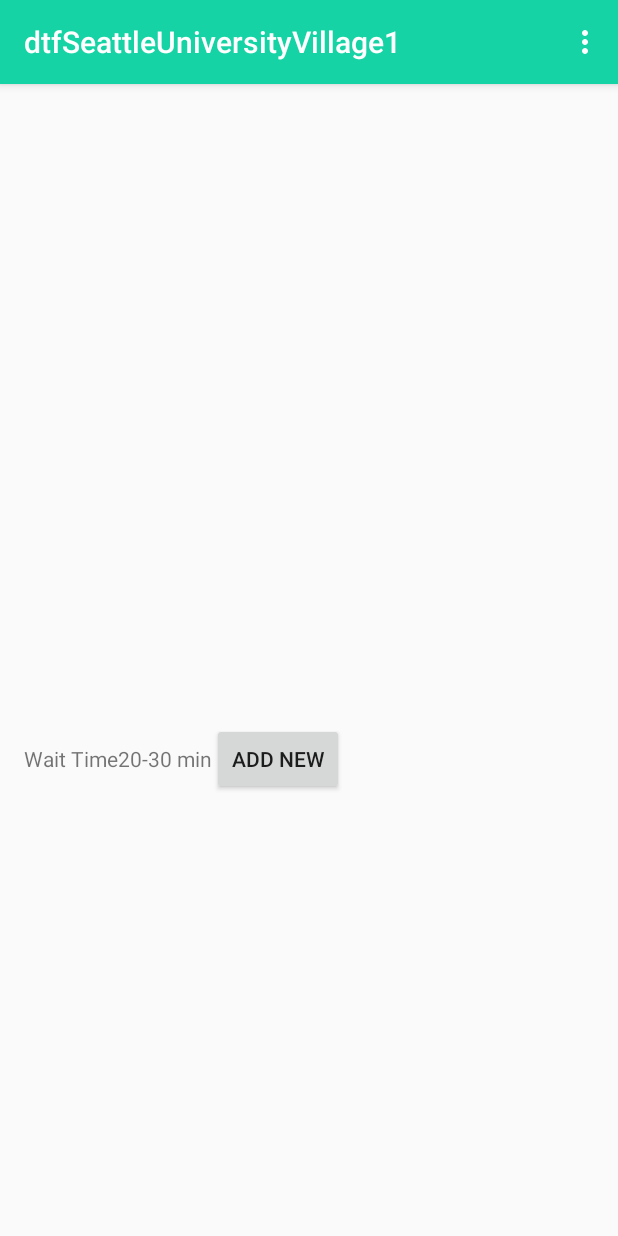
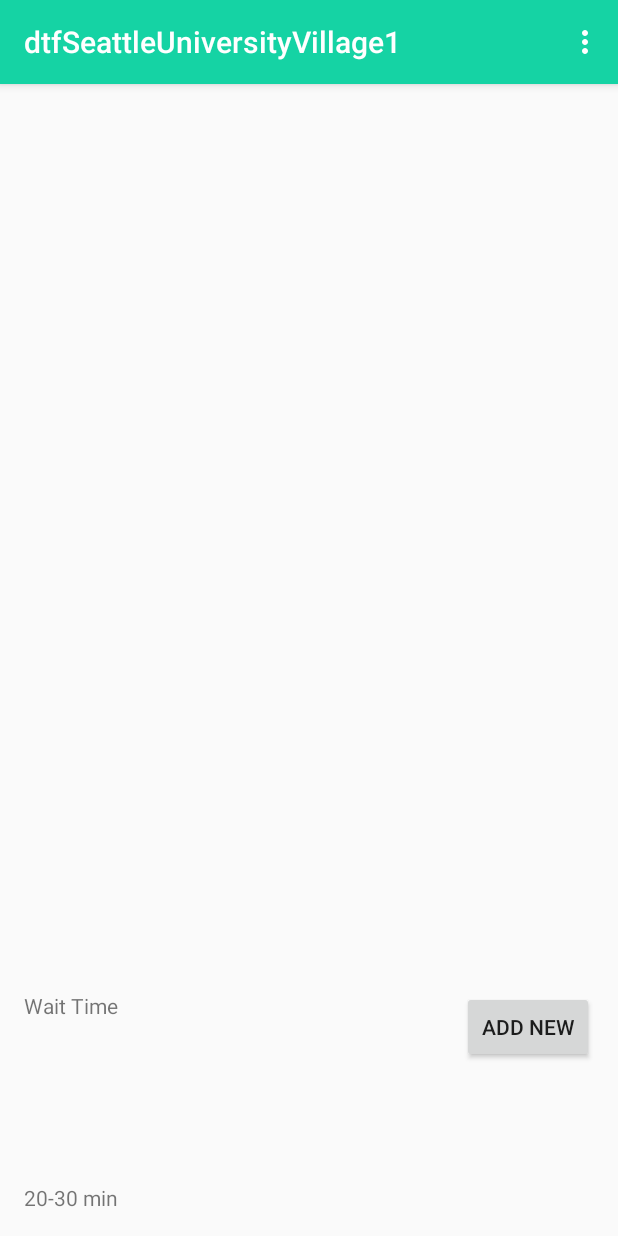
Before and after one commit to omusico/capstone_tap_it, an Android app: the screen it shows after launch (CustomerListActivity), on a phone screen of 412 x 824 dp. Run offline under Robolectric (Android 15) with nearby library versions, the phone set to English and light mode, and no system bars; libraries missing offline, so code that uses them is left out: com.firebase.client, com.parse; 4 statements that could not run were skipped.

Commit message:
change layout to percentage display.

```diff
--- a/BusinessApp/app/src/main/res/layout/activity_customer_list.xml
+++ b/BusinessApp/app/src/main/res/layout/activity_customer_list.xml
@@ -1,25 +1,24 @@
-<RelativeLayout xmlns:android="http://schemas.android.com/apk/res/android"
+<LinearLayout xmlns:android="http://schemas.android.com/apk/res/android"
+    android:orientation="vertical"
     xmlns:tools="http://schemas.android.com/tools" android:layout_width="match_parent"
     android:layout_height="fill_parent" android:paddingLeft="@dimen/activity_horizontal_margin"
     android:paddingRight="@dimen/activity_horizontal_margin"
     android:paddingTop="@dimen/activity_vertical_margin"
-    android:paddingBottom="@dimen/activity_vertical_margin" tools:context=".CustomerListActivity">
+    android:paddingBottom="@dimen/activity_vertical_margin" tools:context=".CustomerListActivity"
+    android:weightSum="100">
 
     <ListView
         android:id="@+id/party_list"
-        android:layout_alignParentTop="true"
-        android:layout_alignParentStart="true"
         android:layout_width="fill_parent"
-        android:layout_height="410dp"
+        android:layout_height="0dp"
+        android:layout_weight="80"
         />
 
-    <LinearLayout
+    <RelativeLayout
         android:orientation="horizontal"
         android:layout_width="fill_parent"
-        android:layout_below="@+id/party_list"
-        android:layout_alignParentStart="true"
-        android:layout_alignParentBottom="true"
-        android:layout_height="match_parent"
+        android:layout_weight="20"
+        android:layout_height="0dp"
         >
 
         <TextView
@@ -27,6 +26,7 @@
             android:layout_width="wrap_content"
             android:layout_height="wrap_content"
             android:id="@+id/wait_time_label"
+            android:layout_alignParentTop="true"
             />
 
         <TextView
@@ -34,15 +34,16 @@
             android:layout_width="wrap_content"
             android:layout_height="wrap_content"
             android:id="@+id/footer_wait_time"
-            android:layout_marginLeft="0dp"
+            android:layout_alignParentBottom="true"
             android:layout_margin="0dp" />
 
         <Button
             android:text="Add New"
             android:layout_width="wrap_content"
             android:layout_height="wrap_content"
-            android:id="@+id/add_new_reservation" />
+            android:id="@+id/add_new_reservation"
+            android:layout_alignParentRight="true"/>
 
-    </LinearLayout>
+    </RelativeLayout>
 
-</RelativeLayout>
+</LinearLayout>
```
